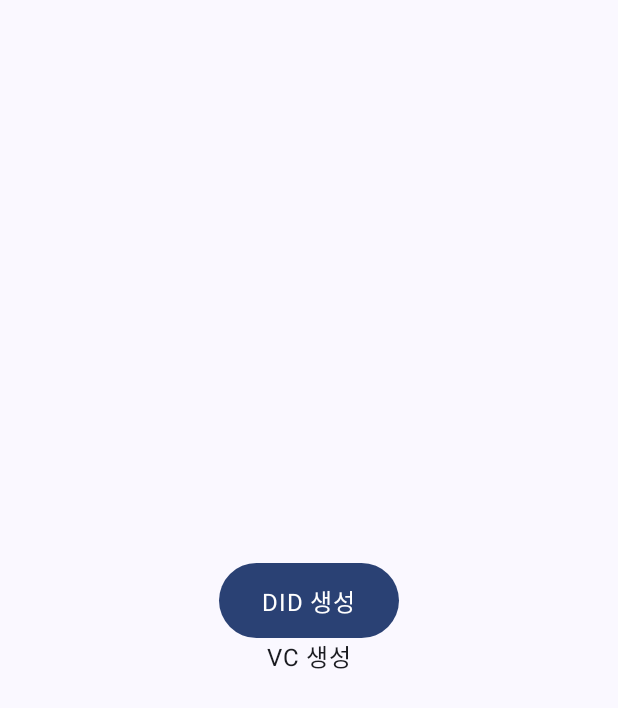
After one commit to sprisao/Sejong-DID-Holder, an Android app built with Jetpack Compose: the composable QRScreen shown on its own in the app's theme, on a phone screen of 412 x 824 dp. The commit adds this screen. Shown: the top 708 px of the screen. Run offline under Robolectric (Android 15) with nearby library versions, the phone set to English and light mode, and no system bars.

Commit message:
DID,QR,VC 각 화면 생성 및 MainActivity 정리

```diff
--- /dev/null
+++ b/app/src/main/java/com/example/did_holder_app/ui/DIDScreen.kt
@@ -0,0 +1,36 @@
+package com.example.did_holder_app.ui
+
+import androidx.compose.foundation.layout.*
+import androidx.compose.material3.Button
+import androidx.compose.material3.MaterialTheme
+import androidx.compose.material3.Text
+import androidx.compose.runtime.Composable
+import androidx.compose.ui.Alignment
+import androidx.compose.ui.Modifier
+import androidx.compose.ui.unit.dp
+
+@Composable
+fun DIDScreen() {
+    Column(
+        modifier = Modifier
+            .fillMaxSize()
+            .padding(16.dp),
+        horizontalAlignment = Alignment.CenterHorizontally,
+        verticalArrangement = Arrangement.Center
+    ) {
+        GenerateDIDButton(modifier = Modifier.padding(16.dp))
+        Text(text = "DID 생성", style = MaterialTheme.typography.bodyLarge)
+    }
+}
+
+@Composable
+fun GenerateDIDButton(modifier: Modifier) {
+    Button(
+        onClick = { /*TODO*/ },
+        modifier = Modifier
+            .width(120.dp)
+            .height(50.dp)
+    ) {
+        Text(text = "DID 생성", style = MaterialTheme.typography.bodyLarge)
+    }
+}
--- /dev/null
+++ b/app/src/main/java/com/example/did_holder_app/ui/QRScreen.kt
@@ -0,0 +1,26 @@
+package com.example.did_holder_app.ui
+
+import androidx.compose.foundation.layout.Arrangement
+import androidx.compose.foundation.layout.Column
+import androidx.compose.foundation.layout.fillMaxSize
+import androidx.compose.foundation.layout.padding
+import androidx.compose.material3.MaterialTheme
+import androidx.compose.material3.Text
+import androidx.compose.runtime.Composable
+import androidx.compose.ui.Alignment
+import androidx.compose.ui.Modifier
+import androidx.compose.ui.unit.dp
+
+@Composable
+fun QRScreen() {
+    Column(
+        modifier = Modifier
+            .fillMaxSize()
+            .padding(16.dp),
+        horizontalAlignment = Alignment.CenterHorizontally,
+        verticalArrangement = Arrangement.Center
+    ) {
+        GenerateDIDButton(modifier = Modifier.padding(16.dp))
+        Text(text = "VC 생성", style = MaterialTheme.typography.bodyLarge)
+    }
+}
```
Also changed, not shown: app/src/main/java/com/example/did_holder_app/MainActivity.kt (+11 -36 lines), app/src/main/java/com/example/did_holder_app/ui/VCScreen.kt (added, +25 -0 lines).
